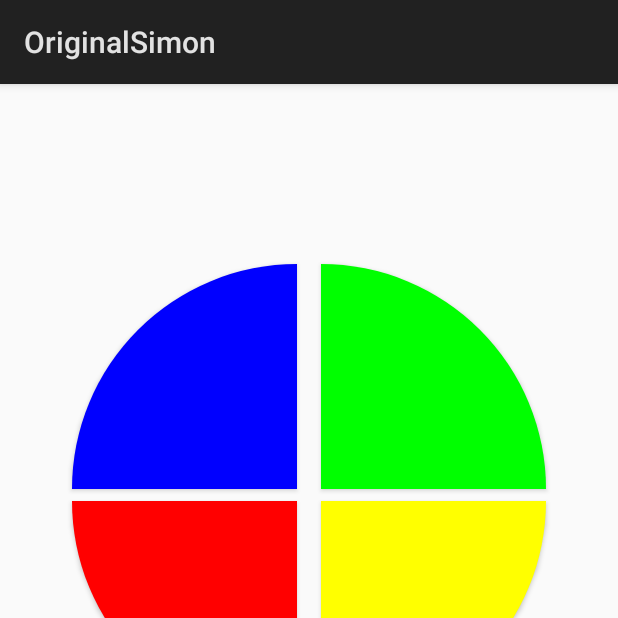
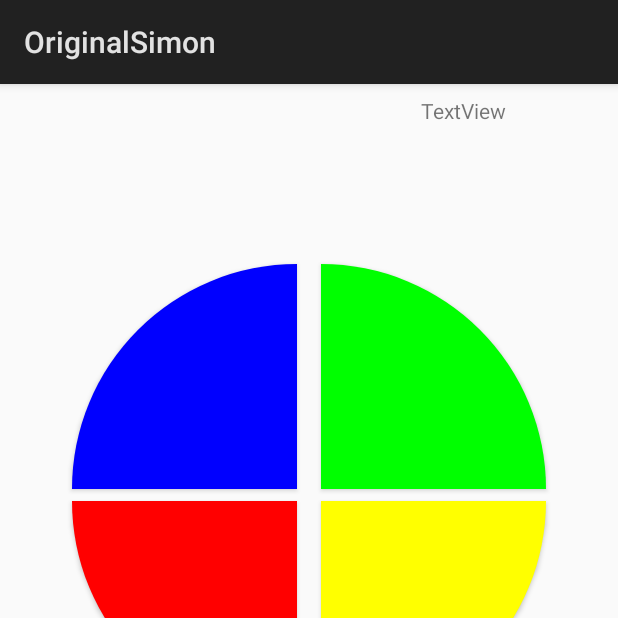
Before and after one commit to Larmstrong1626/Assignment_2, an Android app: the OriginalSimon screen opened directly, with no data from a screen before it, after a tap on an icon or button, on a phone screen of 412 x 824 dp, the top half of it. Run offline under Robolectric (Android 15) with nearby library versions, the phone set to English and light mode, and no system bars.

Commit message:
Score textview

```diff
--- a/app/src/main/java/com/oc/assignment02/OriginalSimon.java
+++ b/app/src/main/java/com/oc/assignment02/OriginalSimon.java
@@ -38,6 +38,7 @@ public class OriginalSimon extends Activity {
     private Set<Integer> soundsLoaded;
     final int MAX_LENGTH = 1000;
     int moves_array[] = new int[MAX_LENGTH];
+    boolean gameEnabled=false;
 
     @Override
     protected void onCreate(Bundle savedInstanceState) {
@@ -47,13 +48,91 @@ public class OriginalSimon extends Activity {
 
         setContentView(R.layout.activity_original_simon);
 
+        Button play_game = findViewById(R.id.new_game);
+        play_game.setOnClickListener(new View.OnClickListener(){
+            public void onClick(View v){
+                playSimon();
+            }
+        });
+
+
     }
+    public void playSimon(){
+        gameEnabled=true;
+        if(gameEnabled){
+            AudioAttributes.Builder attrBuilder = new AudioAttributes.Builder();
+            attrBuilder.setUsage(AudioAttributes.USAGE_GAME);
+
+            SoundPool.Builder spBuilder = new SoundPool.Builder();
+            spBuilder.setAudioAttributes(attrBuilder.build());
+            spBuilder.setMaxStreams(1);
+            soundPool = spBuilder.build();
+
+            soundPool.setOnLoadCompleteListener(new SoundPool.OnLoadCompleteListener() {
+                @Override
+                public void onLoadComplete(SoundPool soundPool, int sampleId, int status) {
+                    if (status == 0) { // success
+                        soundsLoaded.add(sampleId);
+                        Log.i("SOUND", "Sound loaded " + sampleId);
+
+                    } else {
+                        Log.i("SOUND", "Error cannot load sound status = " + status);
+                    }
+                }
+            });
+            final int oneId = soundPool.load(this, R.raw.one, 1);
+            Button tlbutton=findViewById(R.id.button_tl);
+            tlbutton.setOnClickListener(new View.OnClickListener() {
+                @Override
+                public void onClick(View v) {
+                    SoundsClass my_sound = new SoundsClass(soundPool, oneId);
+                    my_sound.play();
+                    ButtonOpacity newopacity = new ButtonOpacity(handler, v);
+                    newopacity.makeOpaque(handler, v);
+                }
+            });
+
+
+            final int twoId = soundPool.load(this, R.raw.two, 1);
+            findViewById(R.id.button_tr).setOnClickListener(new View.OnClickListener() {
+                @Override
+                public void onClick(View v) {
+                    SoundsClass my_sound = new SoundsClass(soundPool, twoId);
+                    my_sound.play();
+                    ButtonOpacity newopacity = new ButtonOpacity(handler, v);
+                    newopacity.makeOpaque(handler, v);
+                }
+            });
+            final int threeId = soundPool.load(this, R.raw.three, 1);
+            findViewById(R.id.button_bl).setOnClickListener(new View.OnClickListener() {
+                @Override
+                public void onClick(View v) {
+
+                    SoundsClass my_sound = new SoundsClass(soundPool, threeId);
+                    my_sound.play();
+                    ButtonOpacity newopacity = new ButtonOpacity(handler, v);
+                    newopacity.makeOpaque(handler, v);
+                }
+            });
+            final int fourId = soundPool.load(this, R.raw.four, 1);
+            findViewById(R.id.button_br).setOnClickListener(new View.OnClickListener() {
+                @Override
+                public void onClick(View v) {
+                    SoundsClass my_sound = new SoundsClass(soundPool, fourId);
+                    my_sound.play();
+                    ButtonOpacity newopacity = new ButtonOpacity(handler, v);
+                    newopacity.makeOpaque(handler, v);
+                }
+            });}
+
+    }
+
 
     @Override
     protected void onResume() {
         super.onResume();
 
-        AudioAttributes.Builder attrBuilder = new AudioAttributes.Builder();
+        /*AudioAttributes.Builder attrBuilder = new AudioAttributes.Builder();
         attrBuilder.setUsage(AudioAttributes.USAGE_GAME);
 
         SoundPool.Builder spBuilder = new SoundPool.Builder();
@@ -74,7 +153,8 @@ public class OriginalSimon extends Activity {
             }
         });
         final int oneId = soundPool.load(this, R.raw.one, 1);
-        findViewById(R.id.button_tl).setOnClickListener(new View.OnClickListener() {
+        Button tlbutton=findViewById(R.id.button_tl);
+        tlbutton.setOnClickListener(new View.OnClickListener() {
             @Override
             public void onClick(View v) {
                 SoundsClass my_sound = new SoundsClass(soundPool, oneId);
@@ -115,7 +195,7 @@ public class OriginalSimon extends Activity {
                 ButtonOpacity newopacity = new ButtonOpacity(handler, v);
                 newopacity.makeOpaque(handler, v);
             }
-        });
+        });*/
     }
 
     @Override
--- a/app/src/main/res/layout/activity_original_simon.xml
+++ b/app/src/main/res/layout/activity_original_simon.xml
@@ -50,7 +50,7 @@
         app:layout_constraintGuide_percent=".5" />
 
     <Button
-        android:id="@+id/button2"
+        android:id="@+id/new_game"
         android:layout_width="wrap_content"
         android:layout_height="wrap_content"
         android:layout_marginEnd="8dp"
@@ -61,4 +61,16 @@
         app:layout_constraintStart_toStartOf="parent"
         app:layout_constraintTop_toBottomOf="@+id/button_bl" />
 
+    <TextView
+        android:id="@+id/textView4"
+        android:layout_width="wrap_content"
+        android:layout_height="wrap_content"
+        android:layout_marginEnd="8dp"
+        android:layout_marginStart="8dp"
+        android:layout_marginTop="8dp"
+        android:text="TextView"
+        app:layout_constraintEnd_toEndOf="parent"
+        app:layout_constraintStart_toStartOf="@+id/guideline2"
+        app:layout_constraintTop_toTopOf="parent" />
+
 </android.support.constraint.ConstraintLayout>
```
